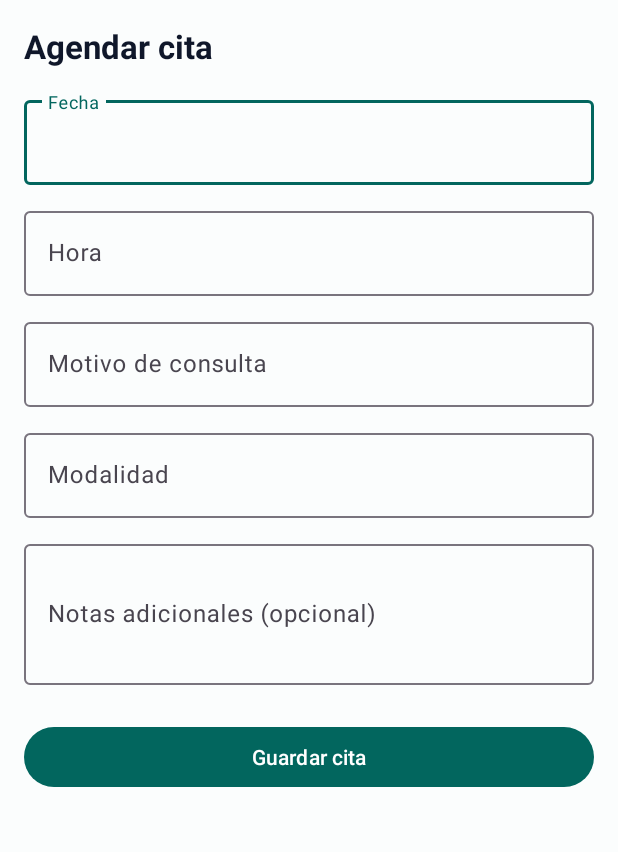
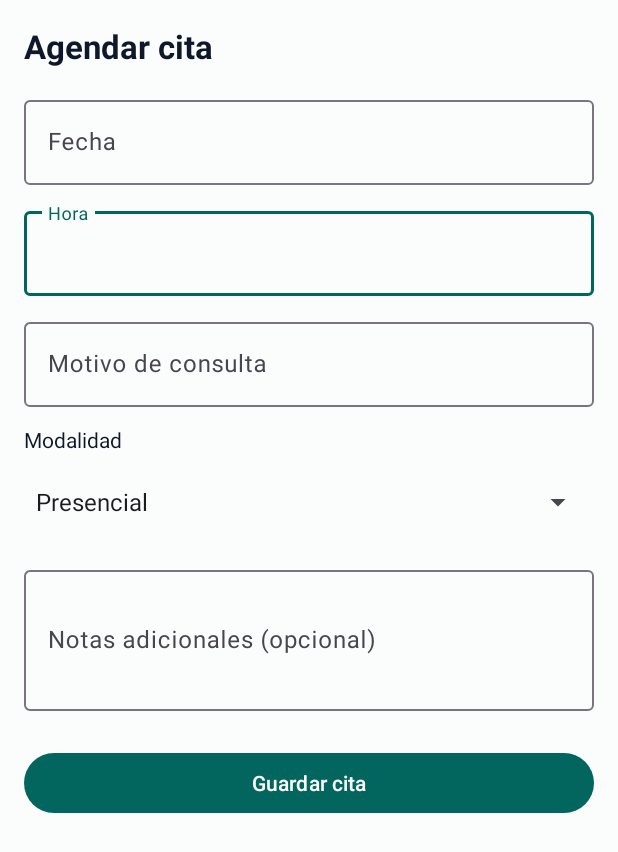
Before and after one commit to Jose200863/Aplicacion-HealthCare, an Android app: the FormularioCitaActivity screen opened directly, with no data from a screen before it, on a phone screen of 412 x 824 dp. Shown: the top 852 px of the screen. Run offline under Robolectric (Android 15) with nearby library versions, the phone set to English and light mode, and no system bars.

Commit message:
cambios en la fecha y modalidad en agregar

```diff
--- a/app/src/main/res/layout/activity_formulario_cita.xml
+++ b/app/src/main/res/layout/activity_formulario_cita.xml
@@ -31,7 +31,9 @@
                 android:id="@+id/etFecha"
                 android:layout_width="match_parent"
                 android:layout_height="wrap_content"
-                android:inputType="date" />
+                android:clickable="true"
+                android:focusable="false"
+                android:inputType="none" />
         </com.google.android.material.textfield.TextInputLayout>
 
         <com.google.android.material.textfield.TextInputLayout
@@ -60,18 +62,27 @@
                 android:inputType="text" />
         </com.google.android.material.textfield.TextInputLayout>
 
-        <com.google.android.material.textfield.TextInputLayout
+        <LinearLayout
             android:layout_width="match_parent"
             android:layout_height="wrap_content"
-            android:hint="@string/formulario_modalidad"
+            android:orientation="vertical"
             android:layout_marginBottom="12dp">
 
-            <com.google.android.material.textfield.TextInputEditText
-                android:id="@+id/etModalidad"
+            <TextView
                 android:layout_width="match_parent"
                 android:layout_height="wrap_content"
-                android:inputType="text" />
-        </com.google.android.material.textfield.TextInputLayout>
+                android:text="@string/formulario_modalidad"
+                android:textColor="@color/navy_texto"
+                android:textSize="14sp"
+                android:layout_marginBottom="4dp" />
+
+            <Spinner
+                android:id="@+id/spModalidad"
+                android:layout_width="match_parent"
+                android:layout_height="wrap_content"
+                android:minHeight="56dp"
+                android:entries="@array/opciones_modalidad" />
+        </LinearLayout>
 
         <com.google.android.material.textfield.TextInputLayout
             android:layout_width="match_parent"
--- a/app/src/main/res/values/strings.xml
+++ b/app/src/main/res/values/strings.xml
@@ -48,6 +48,7 @@
     <string name="titulo_formulario_cita">Agendar cita</string>
     <string name="titulo_formulario_cita_editar">Editar cita</string>
     <string name="formulario_fecha">Fecha</string>
+    <string name="formulario_fecha_seleccionar">Selecciona una fecha</string>
     <string name="formulario_hora">Hora</string>
     <string name="formulario_motivo">Motivo de consulta</string>
     <string name="formulario_modalidad">Modalidad</string>
@@ -57,4 +58,9 @@
     <string name="formulario_cita_error">No se pudo guardar la cita</string>
     <string name="formulario_campos_requeridos">Por favor completa todos los campos requeridos</string>
 
+    <string-array name="opciones_modalidad">
+        <item>Presencial</item>
+        <item>Videollamada</item>
+    </string-array>
+
 </resources>
```
Also changed, not shown: app/src/main/java/com/example/aplicacion_healthcare/FormularioCitaActivity.kt (+60 -5 lines), 1 other file.
